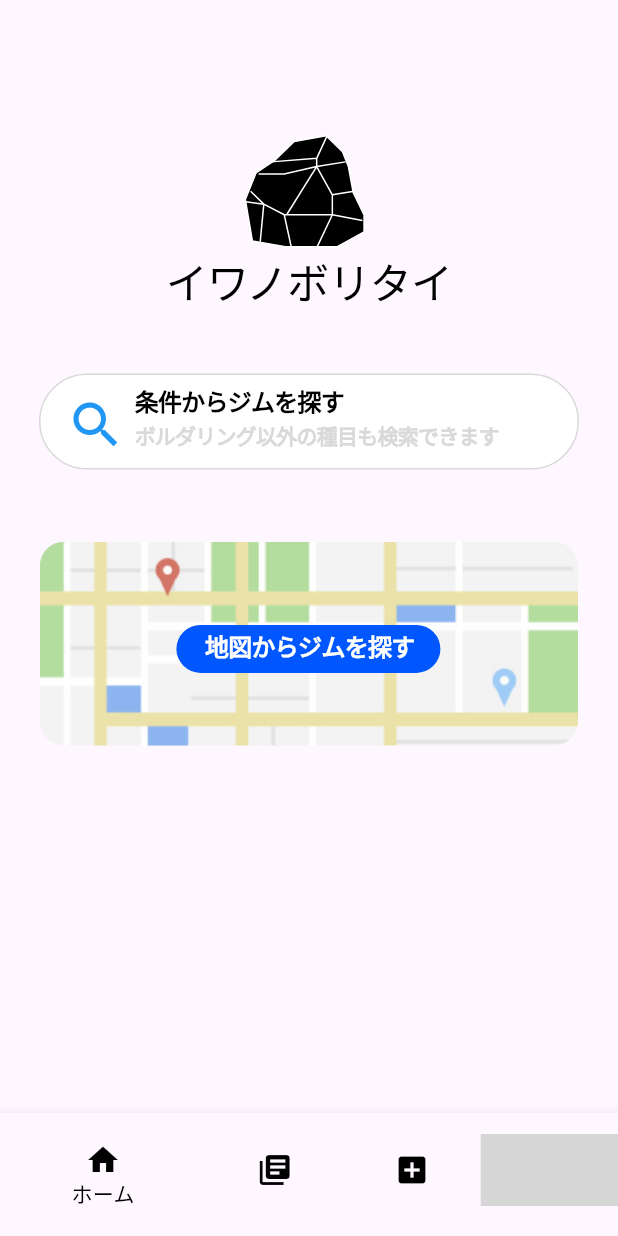
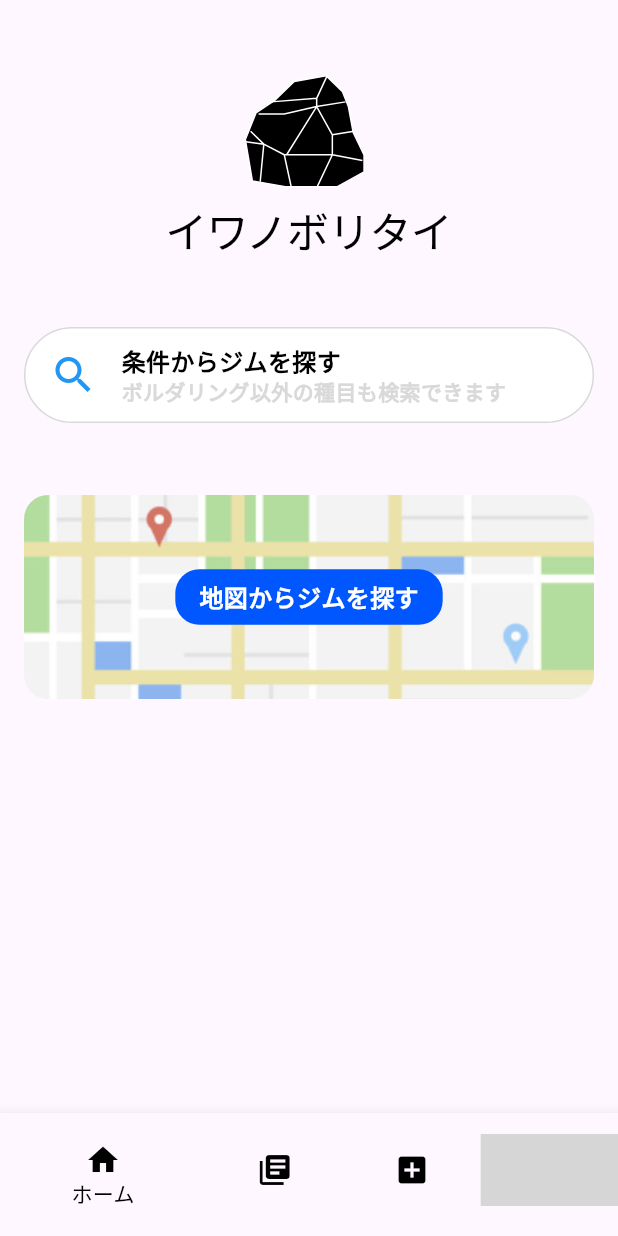
Before and after one commit to MRIkaito/bouldering_app, a Flutter app: the screen it shows after launch, on a phone screen of 412 x 824 dp. Run offline on Flutter 3.47's test engine with Material 3 defaults, Android fonts, the phone set to English and light mode, and no system bars; our stand-ins replace file_picker, firebase_auth, firebase_core, flutter_riverpod, flutter_svg, go_router and 3 more; missing offline and left inert: googleapis; accounts and stored records are empty; network calls fail; project files that could hold a hidden picture were left out; grey boxes are pictures that could not be loaded.

Commit message:
文字見切れのバグを修正/ロゴ見切れのバグを修正

```diff
--- a/lib/main.dart
+++ b/lib/main.dart
@@ -1,24 +1,24 @@
-/* ============================================
- * ・種別
- * インポート
- * ============================================ */
-import 'package:bouldering_app/router.dart';
-import 'package:bouldering_app/view_model/gym_info_provider.dart';
+import 'package:bouldering_app/view_model/user_provider.dart';
 import 'package:flutter/material.dart';
 import 'package:flutter_riverpod/flutter_riverpod.dart';
 import 'package:firebase_core/firebase_core.dart';
+import 'package:firebase_auth/firebase_auth.dart';
 import 'firebase_options.dart';
+import 'package:bouldering_app/router.dart';
+import 'package:bouldering_app/view_model/gym_info_provider.dart';
 
-/* ============================================
- * ・種別
- * main関数
- *
- * ・説明 概要
- * アプリのエントリポイントとなる関数
- *
- * ・補足
- * Riverpodによる状態管理を行うため、ProviderScopeで囲う
- * ============================================ */
+/// ■ 関数
+/// - main関数
+///
+/// 説明
+/// - アプリのエントリポイント
+/// - Riverpodによる状態管理を行うため，ProviderScopeで囲う
+///
+/// 引数
+/// - なし
+///
+/// 返り値
+/// - なし
 void main() async {
   WidgetsFlutterBinding.ensureInitialized();
   await Firebase.initializeApp(
@@ -27,24 +27,58 @@ void main() async {
   runApp(ProviderScope(child: App()));
 }
 
-/* ============================================
- * ・種別
- * Appクラス
- *
- * ・説明 概要
- * エントリポイントの対象となるクラス
- * ============================================ */
-class App extends ConsumerWidget {
-  App({super.key});
+/// ■ クラス
+/// - エントリポイント対象のクラス
+class App extends ConsumerStatefulWidget {
+  const App({super.key});
 
   @override
-  Widget build(BuildContext context, WidgetRef ref) {
+  ConsumerState<App> createState() => _AppState();
+}
+
+class _AppState extends ConsumerState<App> {
+  @override
+  void initState() {
+    super.initState();
+
+    // FirebaseAuthから現在のユーザーを取得
+    final currentUser = FirebaseAuth.instance.currentUser;
+
+    if (currentUser != null) {
+      final uid = currentUser.uid;
+
+      // ログイン済みユーザーのデータを取得
+      Future.microtask(() {
+        ref.read(userProvider.notifier).fetchUserData(uid);
+      });
+    }
+
+    // ジム情報を取得
+    Future.microtask(() {
+      ref.read(gymInfoProvider.notifier).fetchGymInfoData();
+    });
+  }
+
+  @override
+  Widget build(BuildContext context) {
     final routerRef = ref.watch(routerProvider);
-
-    ref.read(gymInfoProvider.notifier).fetchGymInfoData();
-
-    return MaterialApp.router(
-      routerConfig: routerRef,
-    );
+    return MaterialApp.router(routerConfig: routerRef);
   }
 }
+
+/// ■ クラス
+/// - エントリポイント対象のクラス
+// class App extends ConsumerWidget {
+//   App({super.key});
+
+//   @override
+//   Widget build(BuildContext context, WidgetRef ref) {
+//     final routerRef = ref.watch(routerProvider);
+
+//     ref.read(gymInfoProvider.notifier).fetchGymInfoData();
+
+//     return MaterialApp.router(
+//       routerConfig: routerRef,
+//     );
+//   }
+// }
--- a/lib/view/components/app_logo.dart
+++ b/lib/view/components/app_logo.dart
@@ -9,16 +9,13 @@ class AppLogo extends StatelessWidget {
   @override
   Widget build(BuildContext context) {
     return Column(children: [
-      Align(
-        alignment: Alignment.center, // 中央揃え
-        child: SvgPicture.asset(
+      // アプリアイコン
+      SvgPicture.asset(
         'lib/view/assets/app_main_icon.svg',
       ),
-      ),
-      Center(
-        child: SizedBox(
-          width: 209,
-          height: 25,
+      // アプリ名テキスト
+      FittedBox(
+        fit: BoxFit.scaleDown,
         child: Text(
           'イワノボリタイ',
           textAlign: TextAlign.center,
@@ -26,9 +23,8 @@ class AppLogo extends StatelessWidget {
             color: Colors.black,
             fontSize: 28,
             fontWeight: FontWeight.w400,
-              height: 0.8, // ここでは正しいline heightを指定
-              letterSpacing: -0.50,
-            ),
+            height: 1.2,
+            letterSpacing: -0.5,
           ),
         ),
       ),
--- a/lib/view/pages/home_page.dart
+++ b/lib/view/pages/home_page.dart
@@ -1,7 +1,8 @@
 import 'package:flutter/material.dart';
-import 'package:flutter_svg/svg.dart';
 import 'package:go_router/go_router.dart';
-import 'package:google_fonts/google_fonts.dart';
+import 'package:bouldering_app/view/components/app_logo.dart';
+// import 'package:flutter_svg/svg.dart';
+// import 'package:google_fonts/google_fonts.dart';
 
 class HomePage extends StatelessWidget {
   const HomePage({super.key});
@@ -9,57 +10,51 @@ class HomePage extends StatelessWidget {
   @override
   Widget build(BuildContext context) {
     return Scaffold(
-      body: Column(
+      body: SafeArea(
+        child: SingleChildScrollView(
+          child: Padding(
+            padding: const EdgeInsets.symmetric(horizontal: 16.0),
+            child: Column(
               mainAxisAlignment: MainAxisAlignment.start,
+              crossAxisAlignment: CrossAxisAlignment.center,
               children: [
-          const SizedBox(height: 80),
+                const SizedBox(height: 40),
 
                 // アプリアイコン
-          Align(
-            alignment: Alignment.center,
-            child: SvgPicture.asset(
-              'lib/view/assets/app_main_icon.svg',
-            ),
-          ),
+                // SvgPicture.asset(
+                //   'lib/view/assets/app_main_icon.svg',
+                // ),
 
-          // アプリ名テキスト
-          SizedBox(
-            width: 209,
-            height: 25,
-            child: Text(
-              'イワノボリタイ',
-              textAlign: TextAlign.center,
-              style: GoogleFonts.rocknRollOne(
-                color: Colors.black,
-                fontSize: 28,
-                fontWeight: FontWeight.w400,
-                height: 0.8,
-                letterSpacing: -0.50,
-              ),
-            ),
-          ),
+                // // アプリ名テキスト
+                // FittedBox(
+                //   fit: BoxFit.scaleDown,
+                //   child: Text(
+                //     'イワノボリタイ',
+                //     textAlign: TextAlign.center,
+                //     style: GoogleFonts.rocknRollOne(
+                //       color: Colors.black,
+                //       fontSize: 28,
+                //       fontWeight: FontWeight.w400,
+                //       height: 1.2,
+                //       letterSpacing: -0.5,
+                //     ),
+                //   ),
+                // ),
+                // ロゴ
+                const AppLogo(),
                 const SizedBox(height: 48),
 
                 // ジム条件検索
                 InkWell(
                   onTap: () {
-              // ページ遷移
                     context.push("/Home/SearchGim");
                   },
-            borderRadius: BorderRadius.circular(32), // タッチエフェクトの範囲をボーダーに合わせる
-            splashColor: Colors.grey.withOpacity(0.3), // タップ時のエフェクトカラー
-
+                  borderRadius: BorderRadius.circular(32),
+                  splashColor: Colors.grey.withOpacity(0.3),
                   child: Container(
-              width: 360,
+                    width: double.infinity,
                     height: 64,
-              child: Stack(
-                children: [
-                  Positioned(
-                    left: 0,
-                    top: 0,
-                    child: Container(
-                      width: 360,
-                      height: 64,
+                    padding: const EdgeInsets.symmetric(horizontal: 16),
                     decoration: ShapeDecoration(
                       color: Colors.white,
                       shape: RoundedRectangleBorder(
@@ -68,11 +63,28 @@ class HomePage extends StatelessWidget {
                         borderRadius: BorderRadius.circular(32),
                       ),
                     ),
+                    child: const Row(
+                      children: [
+                        Icon(Icons.search, size: 32.0, color: Colors.blue),
+                        SizedBox(width: 16),
+                        Expanded(
+                          child: Column(
+                            mainAxisAlignment: MainAxisAlignment.center,
+                            crossAxisAlignment: CrossAxisAlignment.start,
+                            children: [
+                              Text(
+                                '条件からジムを探す',
+                                style: TextStyle(
+                                  color: Colors.black,
+                                  fontSize: 16,
+                                  fontFamily: 'Roboto',
+                                  fontWeight: FontWeight.w600,
+                                  height: 1.3,
                                 ),
                               ),
-                  const Positioned(
-                    left: 64,
-                    top: 40,
+                              FittedBox(
+                                fit: BoxFit.scaleDown,
+                                alignment: Alignment.centerLeft,
                                 child: Text(
                                   'ボルダリング以外の種目も検索できます',
                                   style: TextStyle(
@@ -80,39 +92,11 @@ class HomePage extends StatelessWidget {
                                     fontSize: 14,
                                     fontFamily: 'Roboto',
                                     fontWeight: FontWeight.w600,
-                        height: 0.11,
-                        letterSpacing: -0.50,
+                                    height: 1.3,
                                   ),
                                 ),
                               ),
-                  const Positioned(
-                    left: 64,
-                    top: 18,
-                    child: Text(
-                      '条件からジムを探す',
-                      style: TextStyle(
-                        color: Colors.black,
-                        fontSize: 16,
-                        fontFamily: 'Roboto',
-                        fontWeight: FontWeight.w600,
-                        height: 0.06,
-                        letterSpacing: -0.50,
-                      ),
-                    ),
-                  ),
-                  Positioned(
-                    left: 16,
-                    top: 12,
-                    child: Container(
-                      width: 44,
-                      height: 44,
-                      clipBehavior: Clip.antiAlias,
-                      decoration: const BoxDecoration(),
-                      child: const Icon(
-                        Icons.search,
-                        size: 40.0,
-                        color: Colors.blue,
-                      ),
+                            ],
                           ),
                         ),
                       ],
@@ -124,83 +108,51 @@ class HomePage extends StatelessWidget {
 
                 // 地図検索ウィジェット
                 Container(
-            width: 359,
-            height: 136,
-            child: Stack(
-              children: [
-                Positioned(
-                  left: 0,
-                  top: 0,
-                  child: Container(
-                    width: 359,
+                  width: double.infinity,
                   height: 136,
                   decoration: ShapeDecoration(
                     image: const DecorationImage(
                       image: AssetImage("lib/view/assets/map_image.png"),
-                        fit: BoxFit.fill,
+                      fit: BoxFit.cover,
                     ),
                     shape: RoundedRectangleBorder(
                       borderRadius: BorderRadius.circular(16),
                     ),
                   ),
-                  ),
-                ),
-                Positioned(
-                  left: 91.10,
-                  top: 55.59,
+                  child: Center(
                     child: InkWell(
                       onTap: () {
                         context.push('/Home/SearchGymOnMap');
                       },
                       child: Container(
-                      width: 176,
-                      height: 32,
-                      child: Stack(
-                        children: [
-                          Positioned(
-                            left: 0,
-                            top: 0,
-                            child: Container(
-                              width: 176,
-                              height: 32,
+                        padding: const EdgeInsets.symmetric(
+                            horizontal: 16, vertical: 8),
                         decoration: ShapeDecoration(
                           color: const Color(0xFF0056FF),
                           shape: RoundedRectangleBorder(
                             borderRadius: BorderRadius.circular(16),
                           ),
                         ),
-                            ),
-                          ),
-                          const Positioned(
-                            left: 8.90,
-                            top: 8.41,
-                            child: SizedBox(
-                              width: 160,
-                              height: 13,
-                              child: Text(
+                        child: const Text(
                           '地図からジムを探す',
-                                textAlign: TextAlign.center,
                           style: TextStyle(
                             color: Colors.white,
                             fontSize: 16,
                             fontFamily: 'Roboto',
                             fontWeight: FontWeight.w600,
-                                  height: 0.6,
-                                  letterSpacing: -0.50,
+                            height: 1.3,
                           ),
                         ),
                       ),
                     ),
+                  ),
+                ),
+                const SizedBox(height: 24),
               ],
             ),
           ),
         ),
       ),
-              ],
-            ),
-          )
-        ],
-      ),
     );
   }
 }
--- a/lib/view/pages/login_or_signup_page.dart
+++ b/lib/view/pages/login_or_signup_page.dart
@@ -26,7 +26,6 @@ class _LoginOrSignUpPageState extends ConsumerState<LoginOrSignUpPage> {
         length: 2,
         child: Scaffold(
           appBar: AppBar(
-            automaticallyImplyLeading: false, // 戻るボタンを非表示
             elevation: 0,
           ),
           body: Column(
@@ -47,7 +46,7 @@ class _LoginOrSignUpPageState extends ConsumerState<LoginOrSignUpPage> {
                           // 余白
                           const SizedBox(height: 32),
                           // ロゴ
-                          const AppLogo(),
+                          const Center(child: AppLogo()),
                           // 余白
                           const SizedBox(height: 24),
                           // メールアドレスの入力欄
--- a/lib/view/pages/unlogined_my_page.dart
+++ b/lib/view/pages/unlogined_my_page.dart
@@ -105,7 +105,7 @@ class UnloginedMyPage extends StatelessWidget {
                         ),
                         child: const Center(
                           child: Text(
-                            '新規登録（無料）またはログイン',
+                            '新規登録 / ログイン',
                             style: TextStyle(
                               color: Colors.white,
                               fontSize: 16,
```
Lines whose indentation alone changed are shown as unchanged.
